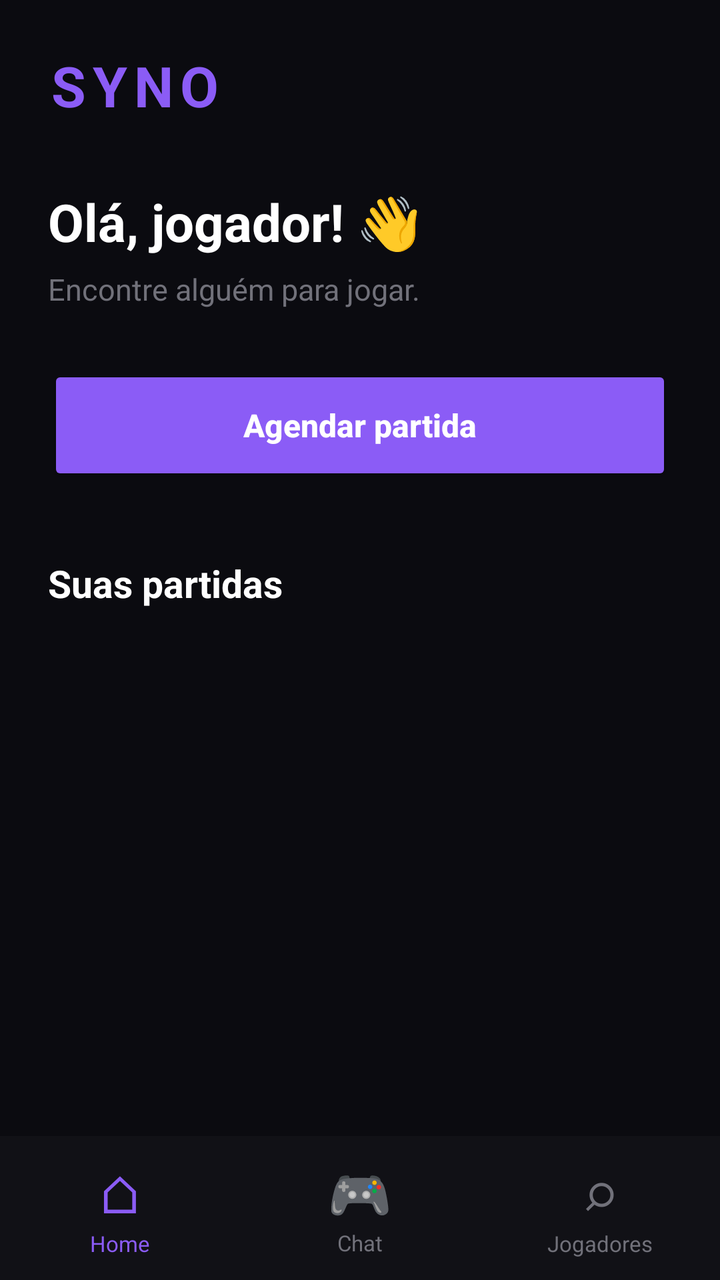
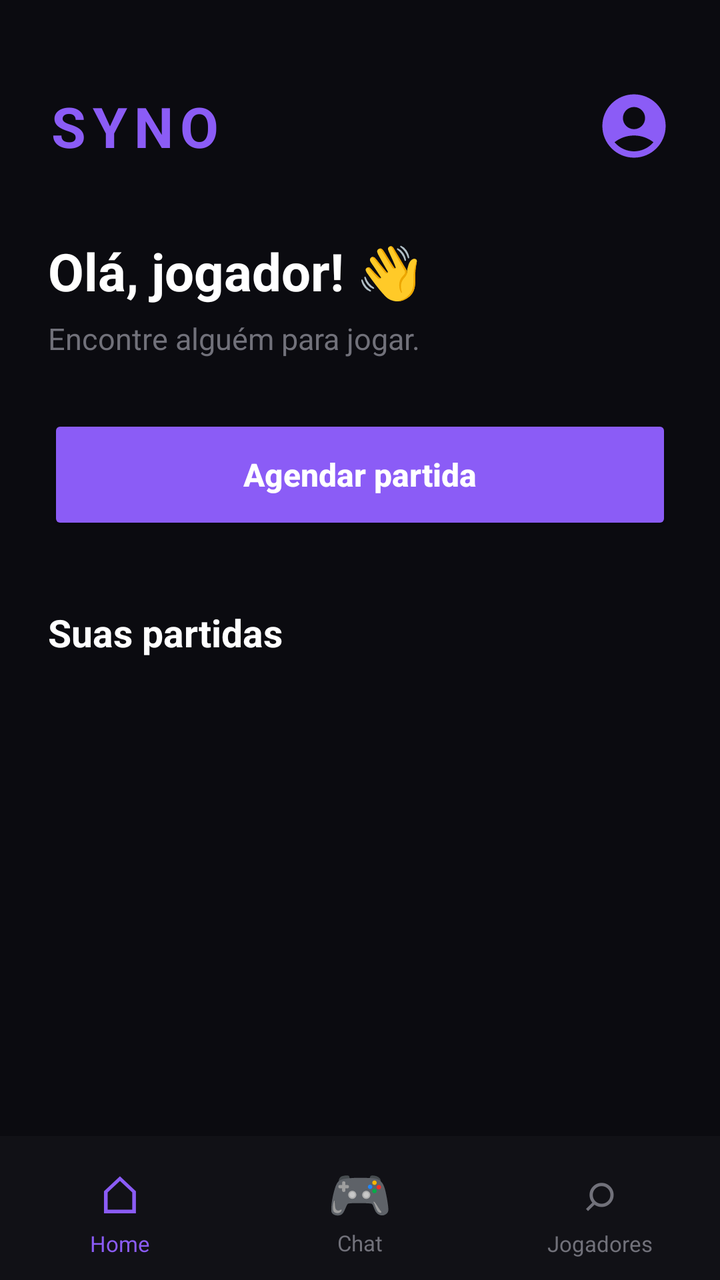

The first picture is an Android layout as it rendered before a commit; the second is the same layout after the commit. The layout source and the unified diff follow.
<!-- AndroidManifest.xml: activity theme Theme.Syno -->
<!-- res/layout/activity_home.xml -->
<?xml version="1.0" encoding="utf-8"?>
<LinearLayout xmlns:android="http://schemas.android.com/apk/res/android"
    android:layout_width="match_parent"
    android:layout_height="match_parent"
    android:orientation="vertical"
    android:background="#0B0B10">

    
    <ScrollView
        android:layout_width="match_parent"
        android:layout_height="0dp"
        android:layout_weight="1"
        android:fillViewport="true">

        <LinearLayout
            android:layout_width="match_parent"
            android:layout_height="wrap_content"
            android:orientation="vertical"
            android:padding="24dp">

            
            <TextView
                android:id="@+id/tvLogo"
                android:layout_width="wrap_content"
                android:layout_height="wrap_content"
                android:text="SYNO"
                android:textColor="#8B5CF6"
                android:textSize="28sp"
                android:textStyle="bold"
                android:letterSpacing="0.12" />

            
            <TextView
                android:id="@+id/tvWelcome"
                android:layout_width="match_parent"
                android:layout_height="wrap_content"
                android:layout_marginTop="32dp"
                android:text="Olá, jogador! 👋"
                android:textColor="#FFFFFF"
                android:textSize="26sp"
                android:textStyle="bold" />

            <TextView
                android:id="@+id/tvSubtitle"
                android:layout_width="match_parent"
                android:layout_height="wrap_content"
                android:layout_marginTop="6dp"
                android:text="Encontre alguém para jogar."
                android:textColor="#71717A"
                android:textSize="15sp" />

            
            <Button
                android:id="@+id/btnScheduleMatch"
                android:layout_width="match_parent"
                android:layout_height="60dp"
                android:layout_marginTop="28dp"
                android:backgroundTint="#8B5CF6"
                android:text="Agendar partida"
                android:textAllCaps="false"
                android:textColor="#FFFFFF"
                android:textSize="16sp"
                android:textStyle="bold" />

            
            <TextView
                android:id="@+id/tvUpcomingTitle"
                android:layout_width="match_parent"
                android:layout_height="wrap_content"
                android:layout_marginTop="36dp"
                android:text="Suas partidas"
                android:textColor="#FFFFFF"
                android:textSize="19sp"
                android:textStyle="bold" />

            
            <LinearLayout
                android:id="@+id/emptyMatches"
                android:layout_width="match_parent"
                android:layout_height="wrap_content"
                android:layout_marginTop="16dp"
                android:orientation="vertical"
                android:gravity="center"
                android:padding="28dp"
                android:background="#17171F"
                android:visibility="gone">

                <TextView
                    android:id="@+id/matchesDefaultMessageLogo"
                    android:layout_width="wrap_content"
                    android:layout_height="wrap_content"
                    android:text="🎮"
                    android:textSize="32sp" />

                <TextView
                    android:id="@+id/matchesDefaultMessageTitle"
                    android:layout_width="wrap_content"
                    android:layout_height="wrap_content"
                    android:layout_marginTop="12dp"
                    android:text="Nenhuma partida agendada"
                    android:textColor="#FFFFFF"
                    android:textSize="15sp"
                    android:textStyle="bold" />

                <TextView
                    android:id="@+id/matchesDefaultMessageDescription"
                    android:layout_width="wrap_content"
                    android:layout_height="wrap_content"
                    android:layout_marginTop="5dp"
                    android:text="Agende uma partida e encontre jogadores."
                    android:textColor="#71717A"
                    android:textSize="13sp" />

            </LinearLayout>
            <androidx.recyclerview.widget.RecyclerView
                android:id="@+id/rvMatches"
                android:layout_width="match_parent"
                android:layout_height="wrap_content"
                android:layout_marginTop="16dp"
                android:nestedScrollingEnabled="false"
                android:visibility="gone"/>
            <ProgressBar
                android:id="@+id/matchesProgressBar"
                android:layout_width="80dp"
                android:layout_height="80dp"
                android:indeterminate="true"
                android:indeterminateTint="#8B5CF6"
                android:layout_gravity="center"/>


        </LinearLayout>
    </ScrollView>

    
    <include
        layout="@layout/bottom_navigation" />

</LinearLayout>
<!-- res/layout/bottom_navigation.xml (included above) -->
<?xml version="1.0" encoding="utf-8"?>
<LinearLayout xmlns:android="http://schemas.android.com/apk/res/android"
    android:id="@+id/bottomNavigation"
    android:layout_width="match_parent"
    android:layout_height="72dp"
    android:orientation="horizontal"
    android:gravity="center"
    android:background="#111116"
    android:elevation="8dp">

    
    <LinearLayout
        android:id="@+id/navHome"
        android:layout_width="0dp"
        android:layout_height="match_parent"
        android:layout_weight="1"
        android:orientation="vertical"
        android:gravity="center"
        android:clickable="true"
        android:focusable="true">

        <TextView
            android:id="@+id/iconHome"
            android:layout_width="wrap_content"
            android:layout_height="wrap_content"
            android:text="⌂"
            android:textColor="#8B5CF6"
            android:textSize="26sp" />

        <TextView
            android:layout_width="wrap_content"
            android:layout_height="wrap_content"
            android:text="Home"
            android:textColor="#8B5CF6"
            android:textSize="11sp" />

    </LinearLayout>

    
    <LinearLayout
        android:id="@+id/navChat"
        android:layout_width="0dp"
        android:layout_height="match_parent"
        android:layout_weight="1"
        android:orientation="vertical"
        android:gravity="center"
        android:clickable="true"
        android:focusable="true">

        <TextView
            android:layout_width="wrap_content"
            android:layout_height="wrap_content"
            android:text="🎮"
            android:textColor="#71717A"
            android:textSize="26sp" />

        <TextView
            android:layout_width="wrap_content"
            android:layout_height="wrap_content"
            android:text="Chat"
            android:textColor="#71717A"
            android:textSize="11sp" />

    </LinearLayout>

    

    <LinearLayout
        android:id="@+id/navPlayers"
        android:layout_width="0dp"
        android:layout_height="match_parent"
        android:layout_weight="1"
        android:orientation="vertical"
        android:gravity="center"
        android:clickable="true"
        android:focusable="true">

        <TextView
            android:layout_width="wrap_content"
            android:layout_height="wrap_content"
            android:text="⌕"
            android:textColor="#71717A"
            android:textSize="26sp" />

        <TextView
            android:layout_width="wrap_content"
            android:layout_height="wrap_content"
            android:text="Jogadores"
            android:textColor="#71717A"
            android:textSize="11sp" />

    </LinearLayout>

</LinearLayout>
<!-- resources referenced by this layout -->
<resources>
  <style name="Theme.Syno" parent="android:Theme.Material.Light.NoActionBar" />
</resources>

<!-- the commit's change to res/layout/activity_home.xml (unified diff, before → after) -->
@@ -19,6 +19,13 @@
             android:padding="24dp">
 
             
+        <LinearLayout
+            android:layout_width="match_parent"
+            android:layout_height="wrap_content"
+            android:orientation="horizontal"
+            android:gravity="center_vertical"
+            android:paddingTop="20dp"
+            android:paddingBottom="4dp">
             <TextView
                 android:id="@+id/tvLogo"
                 android:layout_width="wrap_content"
@@ -28,6 +35,23 @@
                 android:textSize="28sp"
                 android:textStyle="bold"
                 android:letterSpacing="0.12" />
+
+
+            <View
+                android:layout_width="0dp"
+                android:layout_height="1dp"
+                android:layout_weight="1" />
+
+            <ImageButton
+                android:id="@+id/btnPerfil"
+                android:layout_width="38dp"
+                android:layout_height="38dp"
+                android:scaleType="fitCenter"
+                android:contentDescription="Perfil"
+                android:background="@drawable/button_icon_ripple"
+                android:src="@drawable/ic_default_profile"
+                android:tint="#8B5CF6"/>
+        </LinearLayout>
 
             
             <TextView
<!-- resource entries referenced after the edit -->
@@ -1,5 +1,31 @@
 <!-- resources referenced by this layout -->
 <resources>
+  <!-- drawable button_icon_ripple (drawable) -->
+  <?xml version="1.0" encoding="utf-8"?>
+  <ripple
+      xmlns:android="http://schemas.android.com/apk/res/android"
+      android:color="#33FFFFFF">
+  
+      <item
+          android:id="@android:id/mask"
+          android:drawable="@android:color/white" />
+  
+  </ripple>
+  <!-- drawable ic_default_profile (drawable) -->
+  <vector
+      xmlns:android="http://schemas.android.com/apk/res/android"
+      android:height="24dp"
+      android:tint="#000000"
+      android:viewportHeight="24"
+      android:viewportWidth="24"
+      android:width="24dp"
+      android:autoMirrored="true">
+  
+      <path android:fillColor="@android:color/white"
+          android:pathData="M12,2C6.48,2 2,6.48 2,12s4.48,10 10,10s10,-4.48 10,-10S17.52,2 12,2zM12,6c1.93,0 3.5,1.57 3.5,3.5S13.93,13 12,13s-3.5,-1.57 -3.5,-3.5S10.07,6 12,6zM12,20c-2.03,0 -4.43,-0.82 -6.14,-2.88C7.55,15.8 9.68,15 12,15s4.45,0.8 6.14,2.12C16.43,19.18 14.03,20 12,20z"
+          />
+      
+  </vector>
   <style name="Theme.Syno" parent="android:Theme.Material.Light.NoActionBar" />
 </resources>
 
